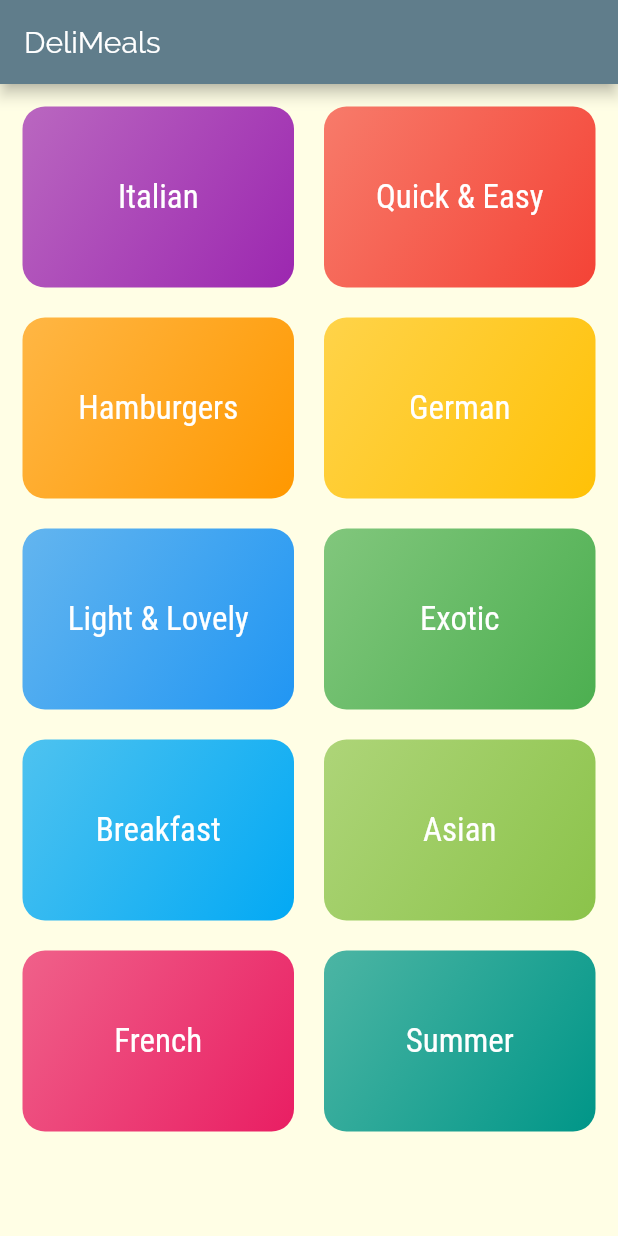
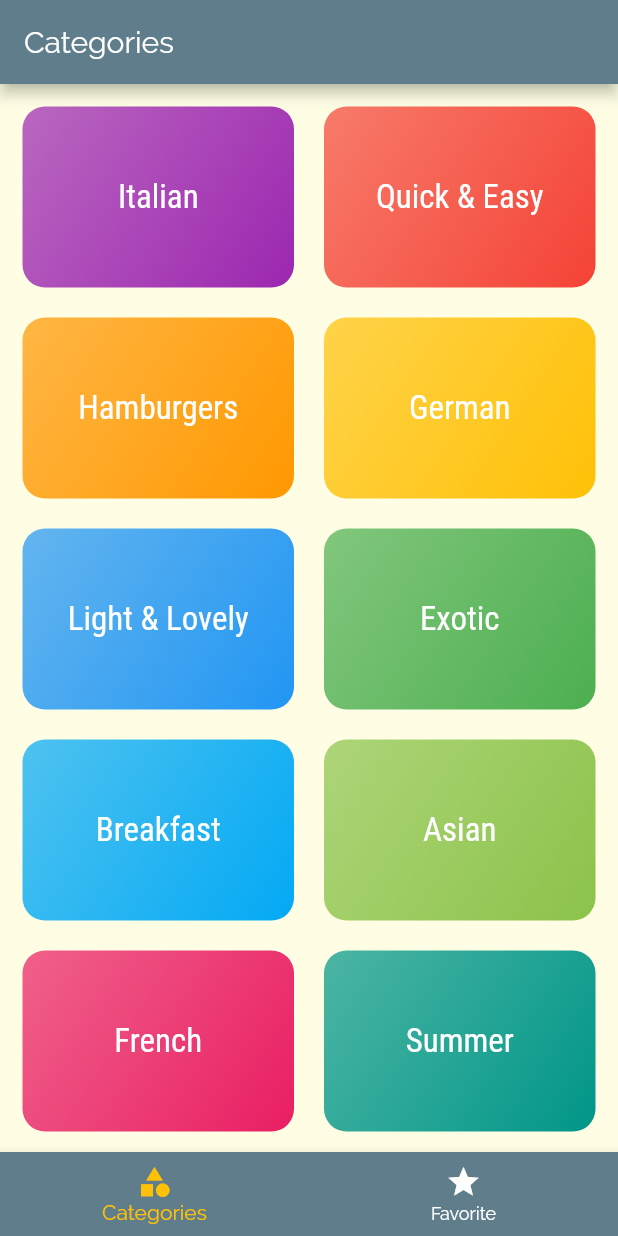
Before and after one commit to ShrikantaMazumder/food-hub, a Flutter app: the screen it shows after launch, on a phone screen of 412 x 824 dp. Run offline on Flutter 3.47's test engine with Material 2 defaults, Android fonts, the phone set to English and light mode, and no system bars.

```diff
--- a/lib/routes/routes.dart
+++ b/lib/routes/routes.dart
@@ -1,7 +1,7 @@
 import 'package:flutter/material.dart';
-import 'package:meals_app/screens/categories_screen.dart';
 import 'package:meals_app/screens/category_meal_screen.dart';
 import 'package:meals_app/screens/meal_detail_screen.dart';
+import 'package:meals_app/screens/tabs_screen.dart';
 
 class Routes {
   static const homeScreen = '/';
@@ -9,7 +9,7 @@ class Routes {
   static const mealDetail = MealDetail.routeName;
 
   final route = <String, WidgetBuilder>{
-    Routes.homeScreen: (ctx) => CategoriesScreen(),
+    Routes.homeScreen: (ctx) => TabsScreen(),
     Routes.categoryMeal: (ctx) => CategoryMealScreen(),
     Routes.mealDetail: (ctx) => MealDetail(),
   };
--- a/lib/screens/categories_screen.dart
+++ b/lib/screens/categories_screen.dart
@@ -5,11 +5,7 @@ import 'package:meals_app/widgets/category_list.dart';
 class CategoriesScreen extends StatelessWidget {
   @override
   Widget build(BuildContext context) {
-    return Scaffold(
-      appBar: AppBar(
-        title: Text("DeliMeals"),
-      ),
-      body: GridView(
+    return GridView(
       padding: const EdgeInsets.all(15),
       gridDelegate: SliverGridDelegateWithMaxCrossAxisExtent(
         maxCrossAxisExtent: 200,
@@ -24,7 +20,6 @@ class CategoriesScreen extends StatelessWidget {
           color: category.color,
         );
       }).toList(),
-      ),
     );
   }
 }
--- /dev/null
+++ b/lib/screens/favorite_screen.dart
@@ -0,0 +1,10 @@
+import 'package:flutter/material.dart';
+
+class FavoriteScreen extends StatelessWidget {
+  @override
+  Widget build(BuildContext context) {
+    return Center(
+      child: Text("Favorite Screen"),
+    );
+  }
+}
--- /dev/null
+++ b/lib/screens/tabs_screen.dart
@@ -0,0 +1,53 @@
+import 'package:flutter/material.dart';
+import 'package:meals_app/screens/categories_screen.dart';
+import 'package:meals_app/screens/favorite_screen.dart';
+
+class TabsScreen extends StatefulWidget {
+  @override
+  _TabsScreenState createState() => _TabsScreenState();
+}
+
+class _TabsScreenState extends State<TabsScreen> {
+  int _currentIndex = 0;
+
+  List<Map<String, Object>> _pages = [
+    {"page": CategoriesScreen(), "title": "Categories"},
+    {"page": FavoriteScreen(), "title": "Favorite"},
+  ];
+
+  void _selectPage(int index) {
+    setState(() {
+      _currentIndex = index;
+    });
+  }
+
+  @override
+  Widget build(BuildContext context) {
+    return Scaffold(
+      appBar: AppBar(
+        title: Text(_pages[_currentIndex]["title"]),
+      ),
+      body: _pages[_currentIndex]["page"],
+      bottomNavigationBar: BottomNavigationBar(
+        onTap: _selectPage,
+        currentIndex: _currentIndex,
+        selectedItemColor: Colors.amber,
+        unselectedItemColor: Colors.white,
+        // type: BottomNavigationBarType.shifting,
+        backgroundColor: Theme.of(context).primaryColor,
+        items: [
+          BottomNavigationBarItem(
+            backgroundColor: Theme.of(context).primaryColor,
+            icon: Icon(Icons.category),
+            label: "Categories",
+          ),
+          BottomNavigationBarItem(
+            backgroundColor: Theme.of(context).primaryColor,
+            icon: Icon(Icons.star),
+            label: "Favorite",
+          ),
+        ],
+      ),
+    );
+  }
+}
```
Lines whose indentation alone changed are shown as unchanged.
